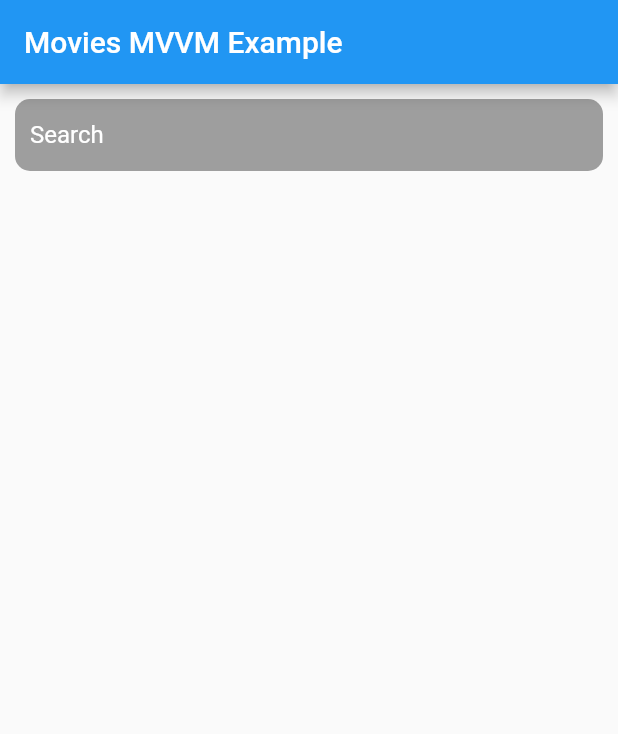
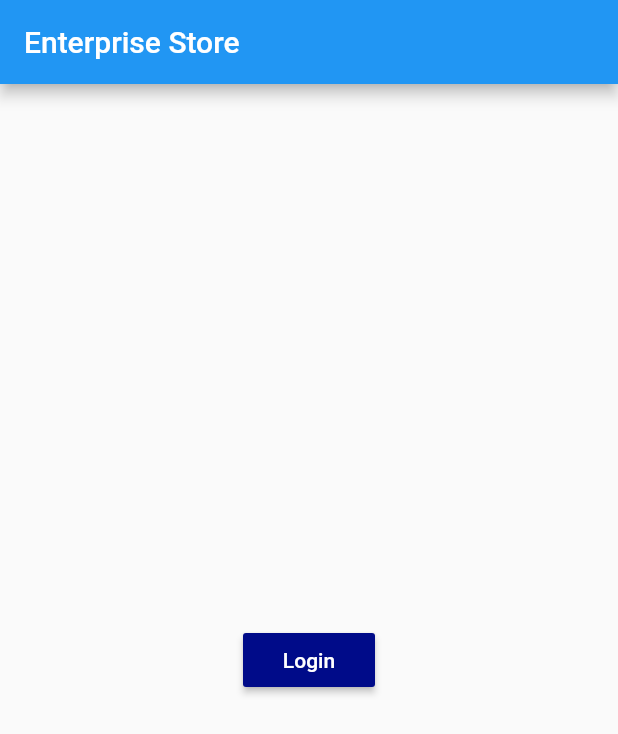
Before and after one commit to ksandyasa/flutter_mvvm_sample, a Flutter app: the screen it shows after launch, on a phone screen of 412 x 824 dp. Shown: the top 734 px of the screen. Run offline on Flutter 3.47's test engine with Material 2 defaults, Android fonts, the light colour scheme and no system bars; our stand-ins replace webview_flutter; missing offline and left inert: dart:ffi.

Commit message:
Add login screen

```diff
--- a/lib/main.dart
+++ b/lib/main.dart
@@ -1,5 +1,6 @@
 import 'package:flutter/material.dart';
 import 'package:test_mvvm_base/screens/movie_screen.dart';
+import 'package:test_mvvm_base/screens/login_screen.dart';
 import 'package:test_mvvm_base/viewmodels/movie_list_view_model.dart';
 import 'package:provider/provider.dart';
 
@@ -9,13 +10,17 @@ class MyApp extends StatelessWidget {
   @override
   Widget build(BuildContext context) {
     return MaterialApp(
-      title: "Movies MVVM Example",
+      title: "Enterprise Store",
       debugShowCheckedModeBanner: false,
-      theme: ThemeData(primaryColor: Colors.teal),
-      home: ChangeNotifierProvider(
-        create: (context) => MovieListViewModel(),
-        child: MovieListPage(),
+      theme: ThemeData(
+        primarySwatch: Colors.blue,
+        primaryColor: Color(0xFF000B89),
       ),
+      home: LoginPage(),
+      // home: ChangeNotifierProvider(
+      //   create: (context) => MovieListViewModel(),
+      //   child: MovieListPage(),
+      // ),
     );
   }
 }
--- /dev/null
+++ b/lib/screens/login_screen.dart
@@ -0,0 +1,47 @@
+import 'dart:ffi';
+
+import 'package:flutter/material.dart';
+import 'web_view_screen.dart';
+
+class LoginPage extends StatefulWidget {
+  @override
+  _LoginPageState createState() => _LoginPageState();
+}
+
+class _LoginPageState extends State<LoginPage> {
+  final _links =
+      "https://b2bsso-test.axa.co.id/authorize/?response_type=code&scope=openid%20profile%20email%20offline_access&client_id=FCaZTGpjn2XPowIBQdOgS47fnT7gY5Oi&state=1234&audience=axa-id-ams&redirect_uri=http://localhost/";
+
+  sampleFunction() {
+    print('Function on Click Event Called.');
+    // Put your code here, which you want to execute on onPress event.
+  }
+
+  @override
+  Widget build(BuildContext context) {
+    return MaterialApp(
+        home: Scaffold(
+            appBar: AppBar(
+              title: Text("Enterprise Store"),
+            ),
+            body: Center(
+                child: Column(
+              mainAxisAlignment: MainAxisAlignment.center,
+              children: [
+                RaisedButton(
+                  child: Text("Login"),
+                  onPressed: () => _handleURLButtonPress(context, _links),
+                  color: Color(0xFF000B89),
+                  textColor: Colors.white,
+                  splashColor: Colors.grey,
+                  padding: EdgeInsets.fromLTRB(10, 10, 10, 10),
+                )
+              ],
+            ))));
+  }
+
+  void _handleURLButtonPress(BuildContext context, String url) {
+    Navigator.push(context,
+        MaterialPageRoute(builder: (context) => WebViewContainer(url)));
+  }
+}
--- a/lib/screens/movie_screen.dart
+++ b/lib/screens/movie_screen.dart
@@ -26,7 +26,7 @@ class _MovieListPageState extends State<MovieListPage> {
 
     return Scaffold(
       appBar: AppBar(
-        title: Text("Movies MVVM Example"),
+        title: Text("Enterprise Store"),
       ),
       body: Container(
         padding: EdgeInsets.all(10),
--- a/pubspec.yaml
+++ b/pubspec.yaml
@@ -33,6 +33,7 @@ dependencies:
   # The following adds the Cupertino Icons font to your application.
   # Use with the CupertinoIcons class for iOS style icons.
   cupertino_icons: ^1.0.2
+  webview_flutter: ^3.0.4
 
 dev_dependencies:
   flutter_test:
```
Also changed, not shown: lib/screens/web_view_screen.dart (added, +57 -0 lines), lib/viewmodels/login_view_model.dart (added), pubspec.lock, 12 other files.
